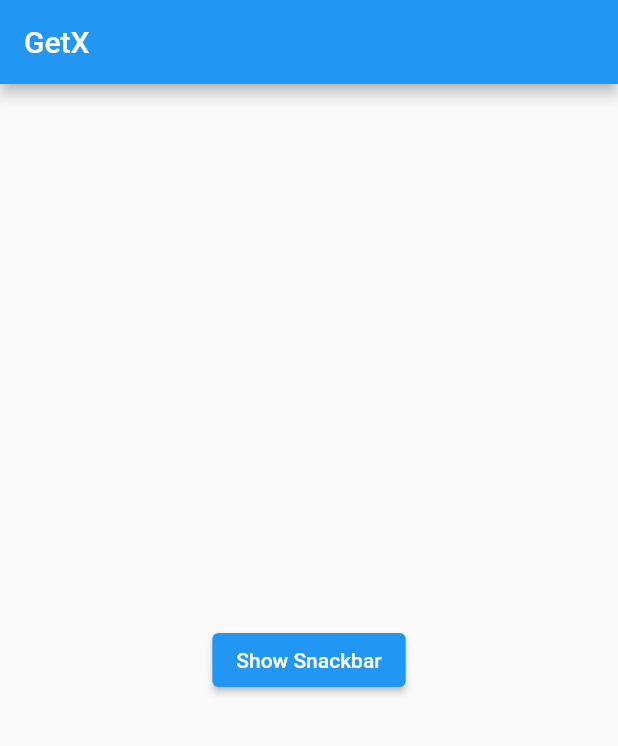
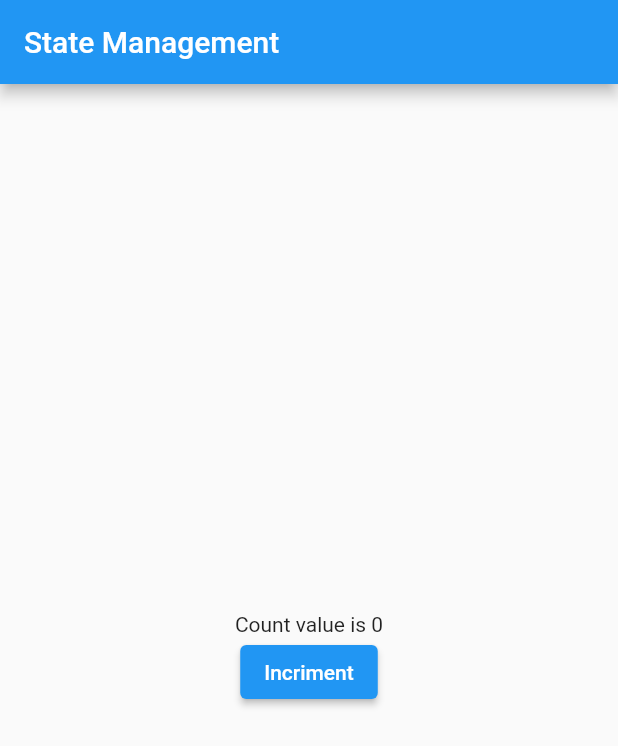
Before and after one commit to ZahangirAlamJP/flutter_get_x, a Flutter app: the screen it shows after launch, on a phone screen of 412 x 824 dp. Shown: the top 746 px of the screen. Run offline on Flutter 3.47's test engine with Material 2 defaults, Android fonts, the phone set to English and light mode, and no system bars; our stand-ins replace get.

Commit message:
Simple State Management

```diff
--- a/lib/main.dart
+++ b/lib/main.dart
@@ -12,27 +12,20 @@ class GetX extends StatelessWidget {
 
   @override
   Widget build(BuildContext context) {
+    var count = 0.obs;
+    void incriment(){
+      count++;
+    }
     return Scaffold(
-      appBar: AppBar(title: Text("GetX"),),
+      appBar: AppBar(title: Text("State Management"),),
       body: Center(child: Column(mainAxisAlignment: MainAxisAlignment.center,
       crossAxisAlignment: CrossAxisAlignment.center, children: [
-
+Obx((() => Text("Count value is $count"))),
 ElevatedButton(onPressed: (){
-Get.snackbar("show snackbar", "this will be snackbar Message",
-snackPosition: SnackPosition.BOTTOM,
-//SnackPosition.BOTTOM Position & Text Color,
-// snackPosition: SnackPosition.BOTTOM,
-// titleText: Text("Another Title",style: TextStyle(color: Colors.blue),),
-// messageText: Text("Another Message",style: TextStyle(color: Colors.amber),),
-colorText: Colors.amber,
-backgroundColor: Colors.black,
-borderRadius: 30,
-margin: EdgeInsets.all(10),
-// SnackPosition BackgroundColor & BorderRadius
-);
-
-}, child: Text("Show Snackbar")),
+  incriment();
+}, child: Text("Incriment")),
       ],),),
     );
+    //Simple State Management
   }
 }
```
